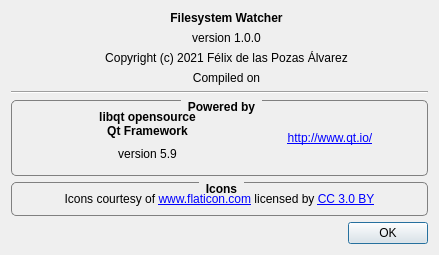
The window that AboutDialog.ui (FelixdelasPozas/FilesystemWatcher) describes before a commit, drawn with Qt 5.
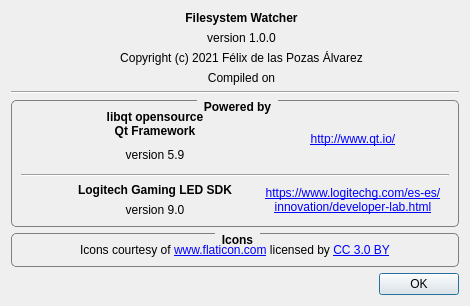
The same window after the commit. Icons and pictures are not drawn.

Commit message: Add Logitech link in the about dialog.

```diff
--- a/AboutDialog.ui
+++ b/AboutDialog.ui
@@ -6,20 +6,20 @@
    <rect>
     <x>0</x>
     <y>0</y>
-    <width>439</width>
-    <height>255</height>
+    <width>470</width>
+    <height>306</height>
    </rect>
   </property>
   <property name="minimumSize">
    <size>
-    <width>439</width>
-    <height>255</height>
+    <width>470</width>
+    <height>306</height>
    </size>
   </property>
   <property name="maximumSize">
    <size>
-    <width>439</width>
-    <height>255</height>
+    <width>470</width>
+    <height>306</height>
    </size>
   </property>
   <property name="windowTitle">
@@ -171,7 +171,7 @@
        <property name="flat">
         <bool>false</bool>
        </property>
-       <layout class="QVBoxLayout" name="verticalLayout_11" stretch="1">
+       <layout class="QVBoxLayout" name="verticalLayout_11" stretch="1,0,0">
         <item>
          <layout class="QHBoxLayout" name="horizontalLayout_7">
           <property name="topMargin">
@@ -245,6 +245,88 @@
           </item>
          </layout>
         </item>
+        <item>
+         <widget class="Line" name="line_2">
+          <property name="orientation">
+           <enum>Qt::Horizontal</enum>
+          </property>
+         </widget>
+        </item>
+        <item>
+         <layout class="QHBoxLayout" name="horizontalLayout_2">
+          <item>
+           <widget class="QLabel" name="label_6">
+            <property name="minimumSize">
+             <size>
+              <width>32</width>
+              <height>32</height>
+             </size>
+            </property>
+            <property name="maximumSize">
+             <size>
+              <width>32</width>
+              <height>32</height>
+             </size>
+            </property>
+            <property name="text">
+             <string/>
+            </property>
+            <property name="pixmap">
+             <pixmap resource="rsc/resources.qrc">:/FilesystemWatcher/logitech.ico</pixmap>
+            </property>
+            <property name="scaledContents">
+             <bool>true</bool>
+            </property>
+           </widget>
+          </item>
+          <item>
+           <layout class="QVBoxLayout" name="verticalLayout_5">
+            <item>
+             <widget class="QLabel" name="label_9">
+              <property name="font">
+               <font>
+                <weight>75</weight>
+                <bold>true</bold>
+               </font>
+              </property>
+              <property name="text">
+               <string>Logitech Gaming LED SDK</string>
+              </property>
+              <property name="alignment">
+               <set>Qt::AlignCenter</set>
+              </property>
+             </widget>
+            </item>
+            <item>
+             <widget class="QLabel" name="label_10">
+              <property name="text">
+               <string>version 9.0</string>
+              </property>
+              <property name="alignment">
+               <set>Qt::AlignCenter</set>
+              </property>
+             </widget>
+            </item>
+           </layout>
+          </item>
+          <item>
+           <widget class="QLabel" name="label_8">
+            <property name="text">
+             <string>&lt;a href=&quot;https://www.logitechg.com/es-es/innovation/developer-lab.html&quot;&gt;https://www.logitechg.com/es-es/innovation/developer-lab.html&lt;/a&gt;</string>
+            </property>
+            <property name="alignment">
+             <set>Qt::AlignCenter</set>
+            </property>
+            <property name="wordWrap">
+             <bool>true</bool>
+            </property>
+            <property name="openExternalLinks">
+             <bool>true</bool>
+            </property>
+           </widget>
+          </item>
+         </layout>
+        </item>
        </layout>
       </widget>
      </item>
```
The commit also changes 2 other files.
